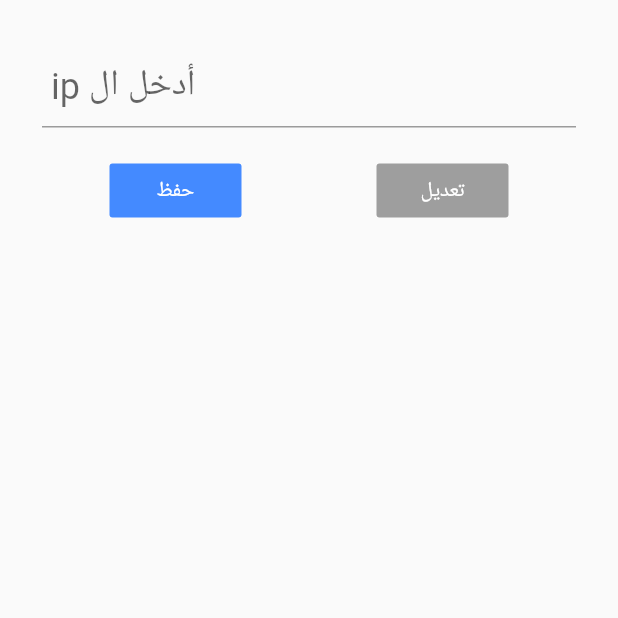
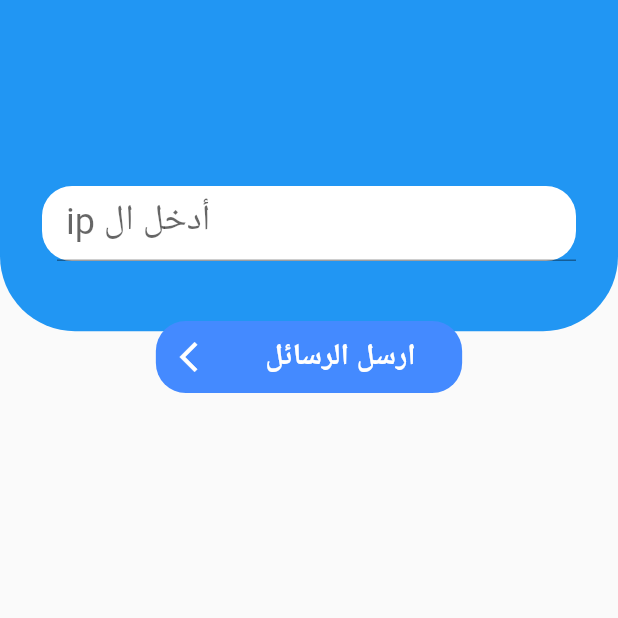
Before and after one commit to bardoun7894/sms_this, a Flutter app: the screen it shows after launch, on a phone screen of 412 x 824 dp, the top half of it. Run offline on Flutter 3.47's test engine with Material 2 defaults, Android fonts, the phone set to English and light mode, and no system bars; our stand-ins replace shared_preferences.

Commit message:
fix sms manager

```diff
--- a/lib/fut_widget.dart
+++ b/lib/fut_widget.dart
@@ -31,7 +31,9 @@ Widget FWidget(BuildContext context){
                     itemBuilder: (BuildContext ctxt, int i) {
                       List<Facture> l = snapshot.data.facture;
                       String smsMessage =" عزيزنا العميل${l[i].home.landlord } قيمة الفاتورة ${l[i].price} مجموع الديون هي ${l[i].home.debt} ";
-                      b.sendSms(l[i].home.phone,smsMessage,l[i].id);
+                     b.sendSms(l[i].home.phone,smsMessage,l[i].id).then(
+                             (value) => print(value)
+                     );
                       print("${b.status_message} m ");
                    return;
                     }
--- a/lib/main.dart
+++ b/lib/main.dart
@@ -1,4 +1,3 @@
-
 import 'dart:async';
 import 'dart:io';
 import 'package:flutter/material.dart';
@@ -12,119 +11,140 @@ import 'package:sms_this/facture.dart';
 import 'package:sms_this/fut_widget.dart';
 
 import 'model/bills.dart';
+
 void main() {
   WidgetsFlutterBinding.ensureInitialized();
-runApp(     new MaterialApp(
+  runApp(
+    new MaterialApp(
       title: "Rotation Demo",
-  home: MultiProvider(
-      providers: [
+      home: MultiProvider(providers: [
         ChangeNotifierProvider(
           create: (BuildContext context) {
             return FactureData();
           },
         )
-      ],
-  child: new SendSms()),
+      ], child: new SendSms()),
     ),
   );
 }
 
-
 class SendSms extends StatelessWidget {
-  Future<SharedPreferences> _prefs = SharedPreferences.getInstance();
-
-  TextEditingController _textController =new TextEditingController();
+  TextEditingController _textController = new TextEditingController();
 
   static const platform = const MethodChannel('sendSms');
-
-
-//  Future<Bills> getFactureData() async {
-//    var url =  'http://${_textController.text}:8000/api/getFacture/';
-//    var response = await http.get( url,headers:{
-//      HttpHeaders.contentTypeHeader: "application/json",'api_password':'12345678'// or whatever
-//    } );
-//    if (response.statusCode == 200) {
-//      var jsonResponse = convert.jsonDecode(response.body);
-//      return data.fromJson(jsonResponse).bills;
-//    } else {
-//      print('Request failed with status: ${response.statusCode}.');
-//    }
-//}
-//Future<Bills> sendData(int id ,String status) async{
-//   var url = 'http://${_textController.text}:8000/api/smsSended';
-//     http.post(url,headers:{ "Accept": "application/json",'api_password':'12345678'},body: {
-//      "facture_id":"$id",
-//      "status": status
-//    }).then((value) => print(value.body)) ;
-//
-//}
-Future<Bills> futureBi;
-
-//Future sendSms(String numb,String msg ,int id ) async {
-//
-//final String result = await platform.invokeMethod('send',<String,dynamic>{"phone":"$numb","msg":"$msg"});
-//if(result == "SMS Sent"){
-//  sendData(id,"success");
-//}else{
-//  sendData(id,"failed");
-//}
-//print("Send//SMS");
-//}
-
-
-
   @override
   Widget build(BuildContext context) {
-  final bloc =Provider.of<FactureData>(context);
-return new Material(
-child: SingleChildScrollView(
-  child:   new Container(
+    final bloc = Provider.of<FactureData>(context);
+    return Scaffold(
+      appBar: AppBar(
+        elevation: 0,
+        primary: true,
+      ),
+      body: SingleChildScrollView(
+        child: Stack(
+          children: [
+            Container(
+              height: MediaQuery.of(context).size.height * .2,
+              decoration: BoxDecoration(
+                  color: Colors.blue,
+                  borderRadius: BorderRadius.only(
+                      bottomLeft: Radius.circular(50),
+                      bottomRight: Radius.circular(50))),
+            ),
+            Padding(
+              padding: const EdgeInsets.only(top: 40.0),
+              child: Container(
                 alignment: Alignment.center,
                 child: Padding(
                   padding: const EdgeInsets.all(28.0),
-    child:   Column(
+                  child: Column(
                     children: [
-        TextFormField(
-          decoration: InputDecoration(
-            hintText: " ip أدخل ال  "
+                      Container(
+                        height: 50,
+                        decoration: BoxDecoration(
+                          borderRadius: BorderRadius.circular(20),
+                          color: Colors.white,
                         ),
+                        child: Padding(
+                          padding: const EdgeInsets.only(top: 18.0, left: 10),
+                          child: TextFormField(
+                            decoration:
+                                InputDecoration(hintText: " ip أدخل ال  "),
                             controller: _textController,
                             enabled: bloc.enableFocus,
-          style: TextStyle(color: Colors.blueAccent,fontSize: 24),
+                            style: TextStyle(
+                                color: Colors.blueAccent, fontSize: 24),
+                          ),
+                        ),
                       ),
                       Padding(
-        padding: const EdgeInsets.only(top:18.0),
+                        padding: const EdgeInsets.only(top: 40.0),
                         child: Row(
                           mainAxisAlignment: MainAxisAlignment.spaceAround,
                           children: [
-            FlatButton(
-              onPressed:(){
-               bloc.ip_url = _textController.text ;
+                            Container(
+                              child: FlatButton(
+
+                                onPressed: () {
+                                  bloc.ip_url = _textController.text;
                                   bloc.changeVis(bloc.ip_url);
-              } ,
-              color: bloc.edit ? Colors.grey : Colors.blueAccent,
-              child: Text("حفظ",style: TextStyle(color: Colors.white),),
+                                },
+                                child: Row(
+                                  children: [
+                                    Padding(
+                                      padding: const EdgeInsets.only(right:18.0),
+                                      child: Icon(Icons.arrow_back_ios,color: Colors.white,),
                                     ),
-            FlatButton(
-              onPressed:(){
-                bloc.editIp();
-              }  ,
-              color:bloc.edit ?Colors.green:Colors.grey,
-              child: Text("تعديل",style: TextStyle(color: Colors.white),),
+                                    Text(
+                                      "   ارسل الرسائل   ",
+                                      style: TextStyle(
+                                          color: Colors.white,
+                                          fontSize: 20,
+                                          fontWeight: FontWeight.bold),
+                                    ),
+
+                                  ],
+                                ),
+                              ),
+                              decoration: BoxDecoration(
+                                  color:  bloc.edit ? Colors.grey : Colors.blueAccent,
+                                  borderRadius: BorderRadius.circular(20)),
+                            ),
+
+                          ],
+                        ),
+                      ),
+                      Padding(padding: EdgeInsets.only(top: 50),
+
+                      ),
+                      // FlatButton(
+                      //   onPressed: () {
+                      //     bloc.editIp();
+                      //   },
+                      //   color: bloc.edit ? Colors.green : Colors.grey,
+                      //   child:Text(
+                      //     "تعديل",
+                      //     style: TextStyle(color: Colors.white),
+                      //   ),
+                      // ),
+                      bloc.isCorrect
+                          ? FWidget(context)
+                          : Center(
+                              child: Text(
+                              "${bloc.ip_is_not}",
+                              style: TextStyle(
+                                  color: Colors.red,
+                                  fontWeight: FontWeight.bold,
+                                  fontSize: 20),
+                            ))
+                    ],
+                  ),
+                ),
+              ),
             ),
           ],
         ),
       ),
-      bloc.isCorrect ? FWidget(context):Center(child: Text("${bloc.ip_is_not}",style: TextStyle(color: Colors.red,fontWeight: FontWeight.bold,fontSize: 20),))
-
-  ],
-
-    ),
-
-  ),
-  ),
-),
     );
   }
-
 }
```
Also changed, not shown: lib/facture.dart (+17 -11 lines), 2 other files. Lines whose indentation alone changed are shown as unchanged.
